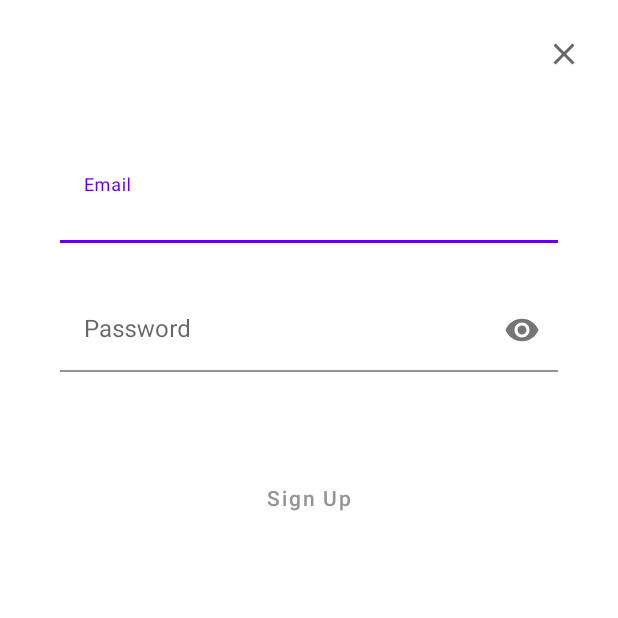
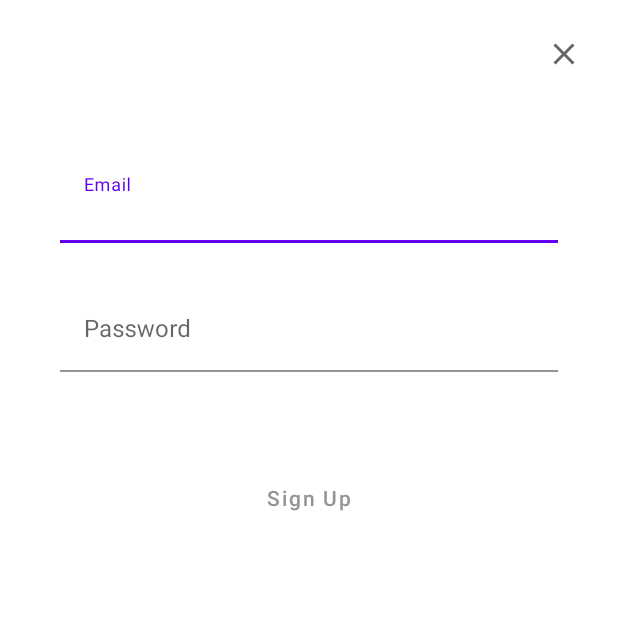
Before and after one commit to JasonHeoJung/MAD-Assignment-SPlanner, an Android app: the SignupActivity screen opened directly, with no data from a screen before it, on a phone screen of 412 x 824 dp, the top half of it. Run offline under Robolectric (Android 15) with nearby library versions, the phone set to English and light mode, and no system bars.

Commit message:
update signup xml

```diff
--- a/app/src/main/res/layout/activity_signup.xml
+++ b/app/src/main/res/layout/activity_signup.xml
@@ -5,6 +5,20 @@
     android:layout_width="match_parent"
     android:layout_height="match_parent"
     tools:context=".SignupActivity">
+
+    <ProgressBar
+        android:id="@+id/progressBar"
+        style="?android:attr/progressBarStyle"
+        android:layout_width="wrap_content"
+        android:layout_height="wrap_content"
+        android:elevation="7dp"
+        android:visibility="gone"
+        app:layout_constraintBottom_toBottomOf="parent"
+        app:layout_constraintEnd_toEndOf="parent"
+        app:layout_constraintHorizontal_bias="0.5"
+        app:layout_constraintStart_toStartOf="parent"
+        app:layout_constraintTop_toTopOf="parent"
+        tools:visibility="visible" />
 
     <com.google.android.material.textfield.TextInputLayout
         android:id="@+id/textInputLayout"
@@ -40,7 +54,7 @@
         app:layout_constraintEnd_toEndOf="@+id/signupBtn"
         app:layout_constraintStart_toStartOf="@+id/signupBtn"
         app:layout_constraintTop_toBottomOf="@+id/textInputLayout"
-        app:passwordToggleEnabled="true">
+        app:passwordToggleEnabled="false">
 
         <EditText
             android:id="@+id/etPassword"
```
